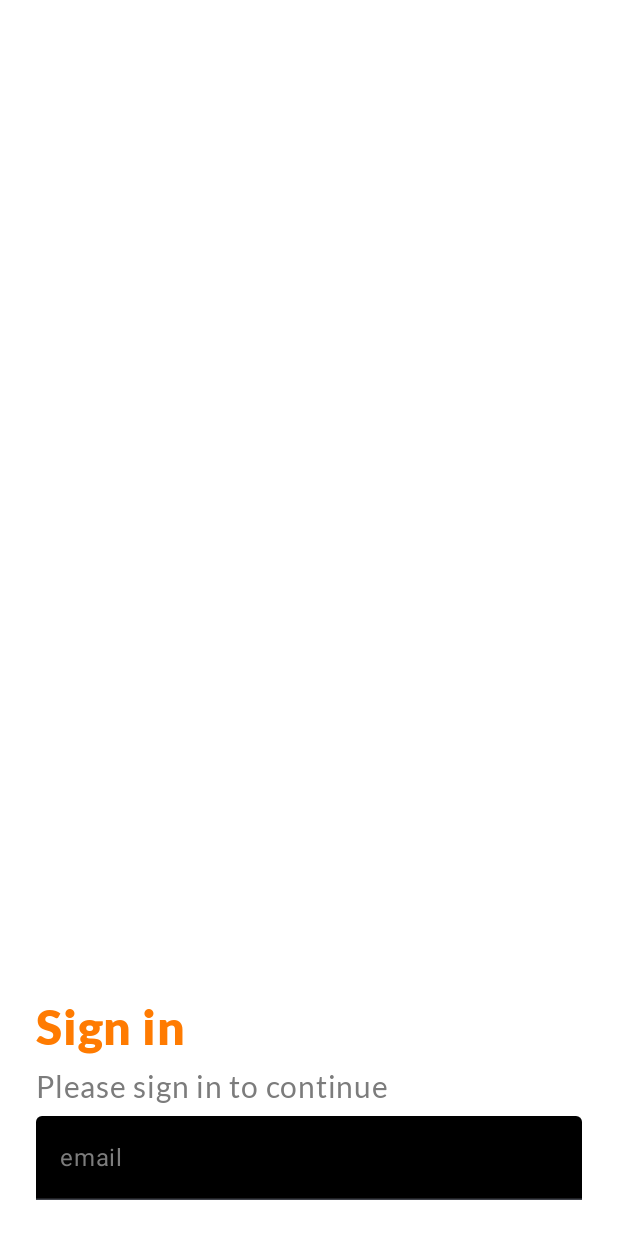
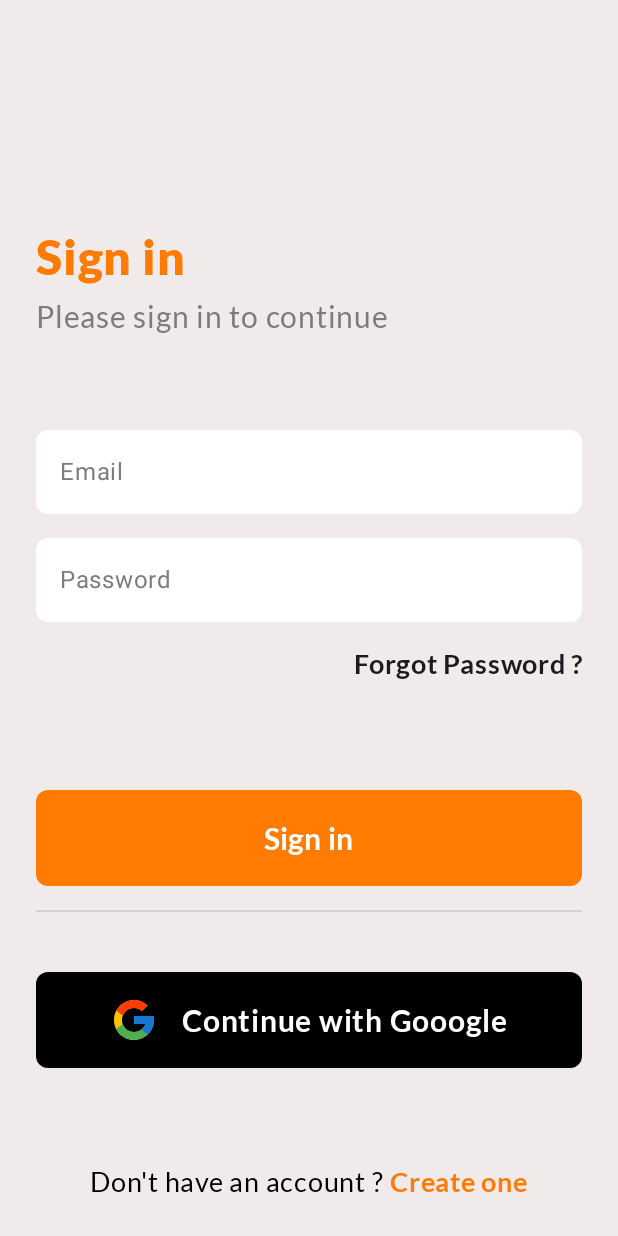
Before and after one commit to itssinghankit/ShareSphere, an Android app built with Jetpack Compose: the screen it shows after launch (MainActivity), on a phone screen of 412 x 824 dp. Run offline under Robolectric (Android 15) with nearby library versions, the phone set to English and light mode, and no system bars.

Commit message:
completed login page

```diff
--- a/app/src/main/java/com/example/sharesphere/screens/LoginScreen.kt
+++ b/app/src/main/java/com/example/sharesphere/screens/LoginScreen.kt
@@ -1,32 +1,47 @@
 package com.example.sharesphere.screens
 
-import androidx.compose.foundation.BorderStroke
 import androidx.compose.foundation.background
+import androidx.compose.foundation.interaction.DragInteraction
+import androidx.compose.foundation.layout.Arrangement
 import androidx.compose.foundation.layout.Box
 import androidx.compose.foundation.layout.Column
+import androidx.compose.foundation.layout.Row
+import androidx.compose.foundation.layout.Spacer
 import androidx.compose.foundation.layout.fillMaxSize
 import androidx.compose.foundation.layout.fillMaxWidth
+import androidx.compose.foundation.layout.height
 import androidx.compose.foundation.layout.padding
-import androidx.compose.material3.AlertDialogDefaults.containerColor
+import androidx.compose.foundation.layout.size
+import androidx.compose.foundation.shape.RoundedCornerShape
+import androidx.compose.material3.Divider
+import androidx.compose.material3.Icon
+import androidx.compose.material3.IconButton
 import androidx.compose.material3.Text
+import androidx.compose.material3.TextButton
 import androidx.compose.material3.TextField
-import androidx.compose.material3.TextFieldColors
 import androidx.compose.material3.TextFieldDefaults
-import androidx.compose.material3.toColor
 import androidx.compose.runtime.Composable
+import androidx.compose.runtime.getValue
 import androidx.compose.runtime.mutableStateOf
 import androidx.compose.runtime.saveable.rememberSaveable
+import androidx.compose.runtime.setValue
 import androidx.compose.ui.Alignment
 import androidx.compose.ui.Modifier
+import androidx.compose.ui.draw.clip
 import androidx.compose.ui.graphics.Color
-import androidx.compose.ui.graphics.RectangleShape
-import androidx.compose.ui.res.colorResource
+import androidx.compose.ui.res.painterResource
 import androidx.compose.ui.text.font.Font
 import androidx.compose.ui.text.font.FontFamily
+import androidx.compose.ui.text.input.PasswordVisualTransformation
+import androidx.compose.ui.text.style.TextAlign
 import androidx.compose.ui.tooling.preview.Preview
 import androidx.compose.ui.unit.dp
 import androidx.compose.ui.unit.sp
 import com.example.sharesphere.R
+import com.example.sharesphere.ui.theme.blacktxt
+import com.example.sharesphere.ui.theme.linecolor
+import com.example.sharesphere.ui.theme.orange
+import com.example.sharesphere.ui.theme.orangebg
 
 @Preview(showSystemUi = true, showBackground = true)
 @Composable
@@ -35,39 +50,138 @@ fun LoginScreen() {
     Box(
         modifier = Modifier
             .fillMaxSize()
-            .background(Color.White),
+            .background(orangebg),
         contentAlignment = Alignment.BottomStart
     ) {
-        Column(modifier = Modifier
-            .padding(24.dp)
-            .fillMaxWidth()) {
+        Column(
+            modifier = Modifier
+                .padding(24.dp)
+                .fillMaxWidth()
+        ) {
             Text(
                 text = "Sign in",
-                color = colorResource(id = R.color.orange),
+                color = orange,
                 fontSize = 32.sp, fontFamily = FontFamily(Font(R.font.lato_black))
             )
             Text(
                 text = "Please sign in to continue",
-                color = colorResource(id = R.color.blacktxt),
-                modifier = Modifier.padding(0.dp, 8.dp),
+                color = blacktxt,
+                modifier = Modifier.padding(top = 8.dp),
                 fontSize = 20.sp, fontFamily = FontFamily(Font(R.font.lato_regular))
             )
 
-            TextFields()
+            TextFields("Email", Modifier.padding(top = 64.dp))
+            TextFields("Password", Modifier.padding(top = 16.dp))
+            Text(
+                text = "Forgot Password ?", modifier = Modifier
+                    .fillMaxWidth()
+                    .padding(top = 16.dp), textAlign = TextAlign.End, fontSize = 18.sp,
+                fontFamily = FontFamily(
+                    Font(R.font.lato_bold)
+                )
+            )
+            Spacer(modifier = Modifier.height(72.dp))
+            SimpleButton("Login")
+//            Spacer(
+//                modifier = Modifier
+//                    .height(40.dp)
+//            )
+            Divider(
+                thickness = 1.dp,
+                color = linecolor,
+                modifier = Modifier.padding(0.dp, 16.dp, 0.dp, 40.dp)
+            )
+            IconButton(text = "Continue with Gooogle", icon = R.drawable.google_logo)
+
+            Row(
+                horizontalArrangement = Arrangement.Center,
+                modifier = Modifier.fillMaxWidth().padding(top = 64.dp)
+
+            ) {
+                Text(
+                    text = "Don't have an account ? ", color = Color.Black,
+                    fontFamily = FontFamily(Font(R.font.lato_regular)),
+                    fontSize = 18.sp
+                )
+                Text(
+                    text = "Create one",
+                    color = orange,
+                    fontFamily = FontFamily(Font(R.font.lato_bold)),
+                    fontSize = 18.sp
+                )
+            }
         }
     }
 
 }
 
 @Composable
-fun TextFields() {
-    val email = rememberSaveable { mutableStateOf("") }
+fun TextFields(labeltext: String, modifier: Modifier) {
+    var email by rememberSaveable { mutableStateOf("") }
     TextField(
-        value = email.value,
-        onValueChange = { email.value = it },
+        value = email,
+        onValueChange = { email = it },
+        modifier = modifier
+            .fillMaxWidth()
+            .clip(RoundedCornerShape(8.dp)),
+        visualTransformation = PasswordVisualTransformation(),
+        colors = TextFieldDefaults.colors(
+            focusedContainerColor = Color.White,
+            unfocusedContainerColor = Color.White,
+            unfocusedIndicatorColor = Color.Transparent
+        ),
+        singleLine = true,
+        label = { Text(text = labeltext, color = blacktxt) },
+
+        )
+}
+
+
+@Composable
+fun SimpleButton(text: String) {
+    TextButton(
+        onClick = { /*TODO*/ },
         modifier = Modifier
-            .fillMaxWidth(),
-        colors = TextFieldDefaults.textFieldColors(containerColor= Color.Black),
-        label = { Text(text = "email", color = colorResource(id = R.color.blacktxt))}
-    )
+            .fillMaxWidth()
+            .clip(RoundedCornerShape(8.dp))
+            .background(orange)
+            .padding(8.dp),
+
+        ) {
+        Text(
+            text = "Sign in",
+            color = Color.White,
+            fontSize = 20.sp, fontFamily = FontFamily(Font(R.font.lato_bold))
+        )
+    }
 }
+
+@Composable
+fun IconButton(text: String, icon: Int) {
+    IconButton(
+        onClick = { /*TODO*/ },
+        modifier = Modifier
+            .fillMaxWidth()
+            .clip(RoundedCornerShape(8.dp))
+            .background(Color.Black)
+            .padding(8.dp)
+
+
+    ) {
+        Row(modifier = Modifier.fillMaxWidth(), horizontalArrangement = Arrangement.Center, verticalAlignment = Alignment.CenterVertically) {
+            Icon(
+                painter = painterResource(id = icon),
+                contentDescription = "",
+                tint = Color.Unspecified,
+                modifier = Modifier.padding(end=16.dp).size(32.dp)
+
+            )
+            Text(
+                text = text,
+                color = Color.White,
+                fontSize = 20.sp, fontFamily = FontFamily(Font(R.font.lato_bold))
+            )
+        }
+
+    }
+}
--- a/app/src/main/java/com/example/sharesphere/ui/theme/Color.kt
+++ b/app/src/main/java/com/example/sharesphere/ui/theme/Color.kt
@@ -9,3 +9,9 @@ val Pink80 = Color(0xFFEFB8C8)
 val Purple40 = Color(0xFF6650a4)
 val PurpleGrey40 = Color(0xFF625b71)
 val Pink40 = Color(0xFF7D5260)
+
+//own defined app colors
+val orange = Color(0xFFFF7B01)
+val orangebg = Color(0xFFF0EBEA)
+val blacktxt = Color(0xFF7C7C7C)
+val linecolor=Color(0xFFD2D2D2)
--- /dev/null
+++ b/app/src/main/res/drawable/google_logo.xml
@@ -0,0 +1,18 @@
+<vector xmlns:android="http://schemas.android.com/apk/res/android"
+    android:width="48dp"
+    android:height="48dp"
+    android:viewportWidth="48"
+    android:viewportHeight="48">
+  <path
+      android:pathData="M43.611,20.083H42V20H24v8h11.303c-1.649,4.657 -6.08,8 -11.303,8c-6.627,0 -12,-5.373 -12,-12c0,-6.627 5.373,-12 12,-12c3.059,0 5.842,1.154 7.961,3.039l5.657,-5.657C34.046,6.053 29.268,4 24,4C12.955,4 4,12.955 4,24c0,11.045 8.955,20 20,20c11.045,0 20,-8.955 20,-20C44,22.659 43.862,21.35 43.611,20.083z"
+      android:fillColor="#FFC107"/>
+  <path
+      android:pathData="M6.306,14.691l6.571,4.819C14.655,15.108 18.961,12 24,12c3.059,0 5.842,1.154 7.961,3.039l5.657,-5.657C34.046,6.053 29.268,4 24,4C16.318,4 9.656,8.337 6.306,14.691z"
+      android:fillColor="#FF3D00"/>
+  <path
+      android:pathData="M24,44c5.166,0 9.86,-1.977 13.409,-5.192l-6.19,-5.238C29.211,35.091 26.715,36 24,36c-5.202,0 -9.619,-3.317 -11.283,-7.946l-6.522,5.025C9.505,39.556 16.227,44 24,44z"
+      android:fillColor="#4CAF50"/>
+  <path
+      android:pathData="M43.611,20.083H42V20H24v8h11.303c-0.792,2.237 -2.231,4.166 -4.087,5.571c0.001,-0.001 0.002,-0.001 0.003,-0.002l6.19,5.238C36.971,39.205 44,34 44,24C44,22.659 43.862,21.35 43.611,20.083z"
+      android:fillColor="#1976D2"/>
+</vector>
--- a/app/src/main/res/values/colors.xml
+++ b/app/src/main/res/values/colors.xml
@@ -8,8 +8,8 @@
     <color name="black">#FF000000</color>
     <color name="white">#FFFFFFFF</color>
 
-    <color name="orange">#FF7B01</color>
-    <color name="orangebg">#F0EBEA</color>
-    <color name="blacktxt">#7C7C7C</color>
-    <color name="lal">#DD0000</color>
+<!--    <color name="orange">#FF7B01</color>-->
+<!--    <color name="orangebg">#F0EBEA</color>-->
+<!--    <color name="blacktxt">#7C7C7C</color>-->
+<!--    <color name="lal">#DD0000</color>-->
 </resources>
```
